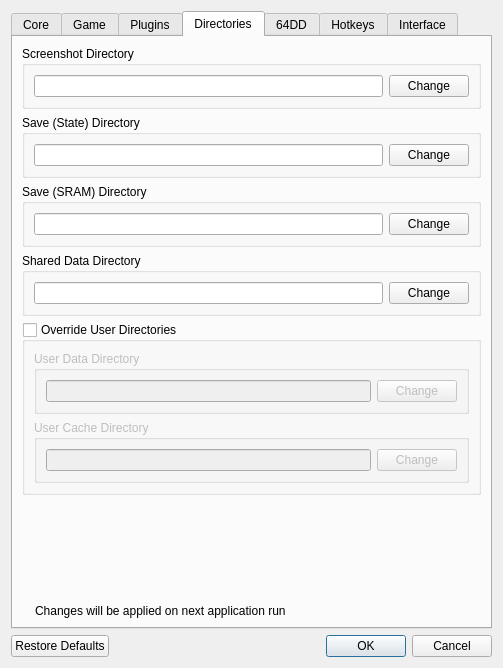
Old version of the form Source/RMG/UserInterface/Dialog/SettingsDialog.ui in the repository Rosalie241/RMG.
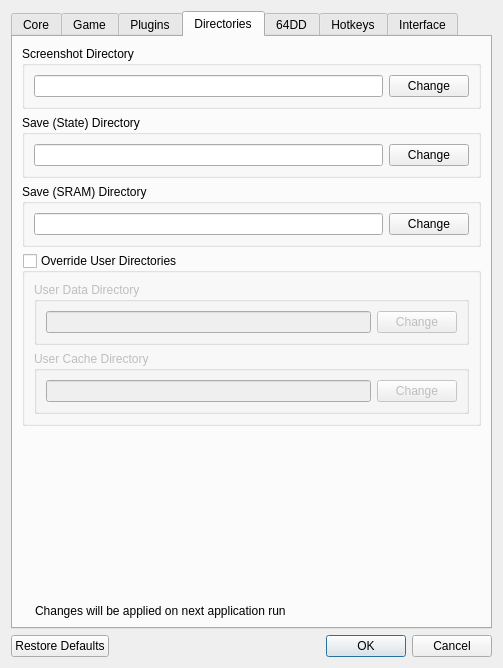
New version of the form. The open tabs and pages were chosen to show the change. Icons and pictures are not drawn. Custom widgets are drawn as their Qt base class.

Commit message: RMG: Remove setting for Shared Data Directory

```diff
--- a/Source/RMG/UserInterface/Dialog/SettingsDialog.ui
+++ b/Source/RMG/UserInterface/Dialog/SettingsDialog.ui
@@ -982,29 +982,6 @@
              </layout>
             </widget>
            </item>
-           <item>
-            <widget class="QGroupBox" name="groupBox_29">
-             <property name="title">
-              <string>Shared Data Directory</string>
-             </property>
-             <layout class="QHBoxLayout" name="horizontalLayout_66">
-              <item>
-               <widget class="QLineEdit" name="sharedDataDirLineEdit">
-                <property name="readOnly">
-                 <bool>true</bool>
-                </property>
-               </widget>
-              </item>
-              <item>
-               <widget class="QPushButton" name="changeSharedDataDirButton">
-                <property name="text">
-                 <string>Change</string>
-                </property>
-               </widget>
-              </item>
-             </layout>
-            </widget>
-           </item>
            <item>
             <widget class="QGroupBox" name="overrideUserDirsGroupBox">
              <property name="enabled">
```
The commit also changes 4 other files.
